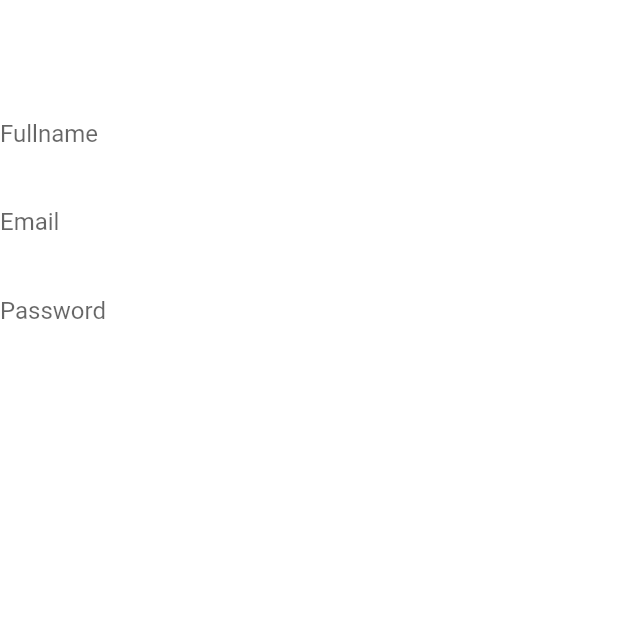
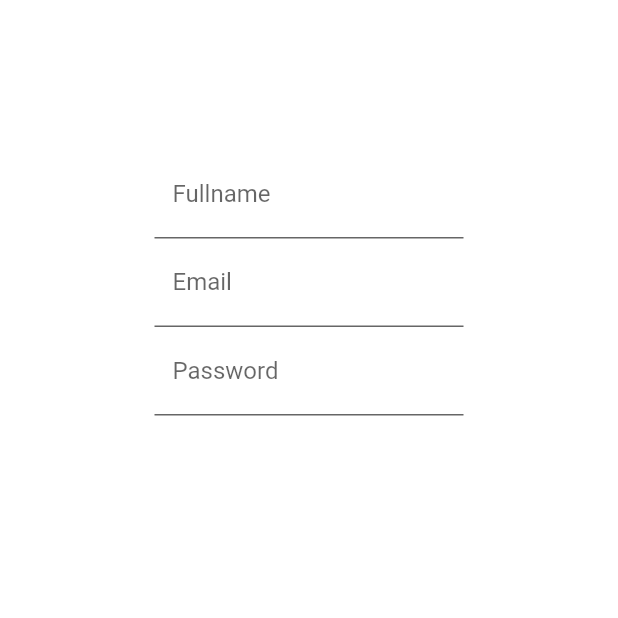
Before and after one commit to Juanesdn/HomeTechFlutterApp, a Flutter app: the LoginScreen screen opened directly, on a phone screen of 412 x 824 dp, the top half of it. Run offline on Flutter 3.47's test engine with Material 2 defaults, Android fonts, the phone set to English and light mode, and no system bars.

Commit message:
color changes

```diff
--- a/lib/screens/login/login_screen.dart
+++ b/lib/screens/login/login_screen.dart
@@ -1,4 +1,5 @@
 import 'package:flutter/material.dart';
+import 'package:hometech_app/constants.dart';
 
 class LoginScreen extends StatefulWidget {
   @override
@@ -15,23 +16,28 @@ class _LoginScreenState extends State<LoginScreen> {
   @override
   Widget build(BuildContext context) {
     return Scaffold(
-        body: SizedBox(
-            height: (MediaQuery.of(context).size.height),
-            width: MediaQuery.of(context).size.width,
+        body: Container(
+            alignment: Alignment.topCenter,
+            child: SizedBox(
+                width: (MediaQuery.of(context).size.width) / 2,
+                child: DecoratedBox(
+                    decoration: BoxDecoration(color: Color(0xF6F7FA)),
                     child: Column(
                       //  mainAxisAlignment: MainAxisAlignment.center,
                       // crossAxisAlignment: CrossAxisAlignment.center,
                       children: <Widget>[
                         Text(
                           "Empecemos aquí",
+                          textAlign: TextAlign.center,
                           style: TextStyle(
                               fontSize: 34,
-                      color: Color(0x2B2B2B),
+                              color: Color(0x000000),
                               letterSpacing: -0.41,
                               fontFamily: "Roboto"),
                         ),
                         Text(
                           "Registrate para empezar",
+                          textAlign: TextAlign.center,
                           style: TextStyle(
                               fontSize: 17,
                               color: Color(0x7A7A7A),
@@ -40,23 +46,38 @@ class _LoginScreenState extends State<LoginScreen> {
                         ),
                         TextFormField(
                             maxLines: 1,
+                            style: TextStyle(
+                              foreground: null,
+                              color: Color(0x2B2B2B),
+                            ),
                             decoration: InputDecoration(
+                              fillColor: Color(0xF0F0F0),
+                              filled: true,
                               labelText: "Fullname",
-                      border: InputBorder.none,
                             )),
                         TextFormField(
                             maxLines: 1,
+                            style: TextStyle(
+                              foreground: null,
+                              color: Color(0x2B2B2B),
+                            ),
                             decoration: InputDecoration(
+                              fillColor: Color(0xF0F0F0),
+                              filled: true,
                               labelText: "Email",
-                      border: InputBorder.none,
                             )),
                         TextFormField(
                             maxLines: 1,
+                            style: TextStyle(
+                              foreground: null,
+                              color: Color(0x2B2B2B),
+                            ),
                             decoration: InputDecoration(
+                              fillColor: Color(0xF0F0F0),
+                              filled: true,
                               labelText: "Password",
-                      border: InputBorder.none,
                             )),
                       ],
-            )));
+                    )))));
   }
 }
--- a/lib/screens/welcome/widgets/body.dart
+++ b/lib/screens/welcome/widgets/body.dart
@@ -4,6 +4,8 @@ import '../../../constants.dart';
 import '../../../size_config.dart';
 import '../widgets/splash_content.dart';
 import '../../../widgets/default_button.dart';
+
+import 'package:hometech_app/screens/login/login_screen.dart';
 
 class Body extends StatefulWidget {
   const Body({Key? key}) : super(key: key);
@@ -64,7 +66,15 @@ class _BodyState extends State<Body> {
                       children: List.generate(splashData.length,
                           (index) => buildDot(index: index))),
                   const Spacer(flex: 3),
-                  DefaultButton(text: "Continue", onPress: () {}),
+                  DefaultButton(
+                      text: "Continuar",
+                      onPress: () {
+                        Navigator.push(
+                          context,
+                          MaterialPageRoute(
+                              builder: (context) => LoginScreen()),
+                        );
+                      }),
                   const Spacer()
                 ]),
               ),
```
Also changed, not shown: pubspec.lock. Lines whose indentation alone changed are shown as unchanged.
